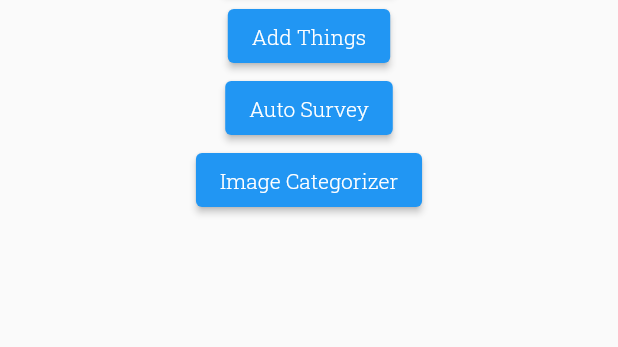
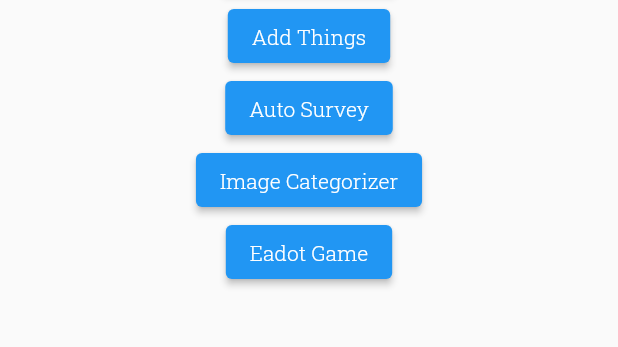
Before and after one commit to zyansheep/flutter-miniapps, a Flutter app: the screen it shows after launch, on a phone screen of 412 x 824 dp, the part 156-503 px from its top. Run offline on Flutter 3.47's test engine with Material 2 defaults, Android fonts, the phone set to English and light mode, and no system bars; our stand-ins replace carousel_slider, math_expressions; missing offline and left inert: flame.

Commit message:
simple eadot game (collisions wip)

```diff
--- /dev/null
+++ b/lib/eadot/eadot.dart
@@ -0,0 +1,153 @@
+import 'dart:collection';
+import 'dart:math';
+import 'dart:ui';
+
+import 'package:flame/components.dart';
+import 'package:flame/extensions.dart';
+import 'package:flame/game.dart';
+import 'package:flame/geometry.dart';
+import 'package:flame/input.dart';
+import 'package:flame/palette.dart';
+import 'package:flame/src/geometry/shape.dart';
+import 'package:flutter/material.dart';
+
+class EadotGame extends FlameGame with MouseMovementDetector, HasCollidables {
+  static const String description = '''
+    In this example we show how you can use `MouseMovementDetector`.\n\n
+    Move around the mouse on the canvas and the white square will follow it and
+    turn into blue if it reaches the mouse, or the edge of the canvas.
+  ''';
+  final TextPaint scoreText = TextPaint(
+    style: const TextStyle(color: Colors.white, fontSize: 20),
+  );
+  double dotSpeed = 20.0;
+
+  late Timer dotSpawner;
+  late PlayerDot player;
+
+  @override
+  Future<void> onLoad() async {
+    this.player = PlayerDot(5);
+    debugMode = true;
+    this.dotSpawner = Timer(
+      0.5,
+      onTick: () =>
+          {add(Dot(this.size, dependentSize: this.player.playerSize))},
+      repeat: true,
+    );
+    add(this.player);
+  }
+
+  @override
+  void onMouseMove(PointerHoverInfo info) {
+    player.position = info.eventPosition.game;
+  }
+
+  @override
+  void render(Canvas canvas) {
+    super.render(canvas);
+    scoreText.render(canvas, "Size: ${player.playerSize}", Vector2(30, 30));
+    scoreText.render(canvas, "Num: ${this.children.length}", Vector2(30, 60));
+  }
+
+  @override
+  void update(double dt) {
+    super.update(dt);
+    this.dotSpawner.update(dt);
+  }
+}
+
+class PlayerDot extends PositionComponent with HasHitboxes, Collidable {
+  static final Paint _white = BasicPalette.white.paint();
+
+  HitboxCircle hitbox;
+  int playerSize;
+
+  PlayerDot(this.playerSize)
+      : hitbox = HitboxCircle(normalizedRadius: playerSize as double),
+        super() {
+    addHitbox(hitbox);
+  }
+
+  void scorePoint() {
+    this.playerSize++;
+    hitbox.normalizedRadius = playerSize as double;
+  }
+
+  @override
+  void render(Canvas canvas) {
+    super.render(canvas);
+    canvas.drawCircle(Offset.zero, 20.0, _white);
+  }
+
+  @override
+  void onCollision(Set<Vector2> points, Collidable other) {
+    super.onCollision(points, other);
+    print("collided: {other}");
+    if (other is Dot) {
+      if (other.dotSize <= playerSize) {
+        other.removeFromParent();
+      }
+    }
+  }
+}
+
+class Dot extends PositionComponent with HasHitboxes, Collidable {
+  static final Paint _white = BasicPalette.white.paint();
+  static final List<double> _sizes = [30, 10, -2];
+  Vector2 velocity = Vector2.zero();
+  double dotSize = 5.0;
+  Vector2 bounds;
+
+  Dot(this.bounds, {dependentSize: double}) : super() {
+    // allow angles to vary
+
+    var rng = Random();
+    dotSize = dependentSize += _sizes[rng.nextInt(2)];
+    addHitbox(HitboxCircle(normalizedRadius: dotSize));
+
+    var num = rng.nextInt(3);
+    var launchAngle = num * pi / 2.0;
+    launchAngle += (rng.nextDouble() * 2.0 - 1.0) * (pi / 3.0);
+    this.velocity = Vector2(cos(launchAngle), sin(launchAngle)) * 50;
+    switch (num) {
+      case 0:
+        this.position =
+            Vector2(-dotSize, rng.nextDouble() * bounds.y); // Going Right
+        break;
+      case 1:
+        this.position =
+            Vector2(rng.nextDouble() * bounds.x, -dotSize); // Going up
+        break;
+      case 2:
+        this.position = Vector2(
+            bounds.x + dotSize, rng.nextDouble() * bounds.y); // Going Left
+        break;
+      case 3:
+        this.position = Vector2(
+            rng.nextDouble() * bounds.x, bounds.y + dotSize); // Going Down
+        break;
+    }
+  }
+
+  @override
+  void update(double dt) {
+    super.update(dt);
+    position += velocity * dt;
+
+    if (this.position.x > bounds.x + dotSize || this.position.x < -dotSize) {
+      this.removeFromParent();
+    }
+    if (this.position.y > bounds.y + dotSize || this.position.y < -dotSize) {
+      this.removeFromParent();
+    }
+  }
+
+  @override
+  void render(Canvas canvas) {
+    super.render(canvas);
+    //renderDebugMode(canvas);
+    renderHitboxes(canvas);
+    canvas.drawCircle(Offset.zero, dotSize, _white);
+  }
+}
--- a/lib/main.dart
+++ b/lib/main.dart
@@ -1,10 +1,12 @@
 import 'package:flutter/material.dart';
+import 'package:flame/game.dart';
 // import 'package:flutter/rendering.dart';
 
 import 'mobile_disco/mobile_disco.dart';
 import 'add_things/add_things.dart';
 import 'auto_survey/auto_survey.dart';
 import 'categorizer/categorizer.dart';
+import 'eadot/eadot.dart';
 
 void main() {
   runApp(MyApp());
@@ -36,6 +38,7 @@ class MyApp extends StatelessWidget {
         '/add_things': (context) => AddThingsPage(),
         '/auto_survey': (context) => AutoSurveyPage(),
         '/categorizer': (context) => Categorizer(),
+        '/eadot_game': (context) => GameWidget(game: EadotGame()),
       },
       /* home: MobileDiscoPage(title: 'Flutter Demo Home Page'), */
     );
@@ -77,6 +80,12 @@ class HomePage extends StatelessWidget {
               Navigator.pushNamed(context, '/categorizer');
             },
           ),
+          ElevatedButton(
+            child: Text('Eadot Game'),
+            onPressed: () {
+              Navigator.pushNamed(context, '/eadot_game');
+            },
+          ),
         ],
       )),
     );
--- a/pubspec.yaml
+++ b/pubspec.yaml
@@ -34,6 +34,7 @@ dependencies:
   carousel_slider: ^4.0.0
   file_picker: ^4.3.0
   transparent_image: ^2.0.0
+  flame: ^1.0.0
 
 dev_dependencies:
   flutter_test:
```
Also changed, not shown: lib/clicker/clicker.dart (deleted, +0 -57 lines), pubspec.lock.
